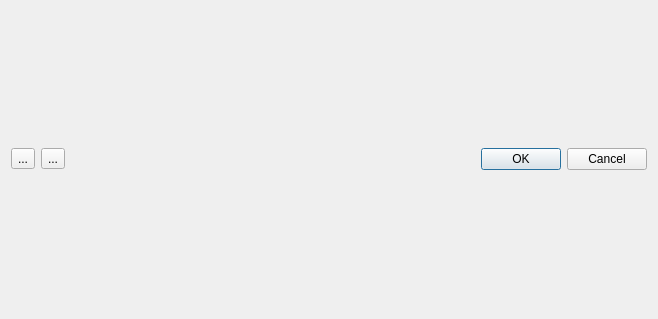
Above: caqtus/gui/condetrol/device_configuration_editors/device_configurations_dialog.ui from light-scattering-iogs/caqtus before the change. Below: the same form after it.
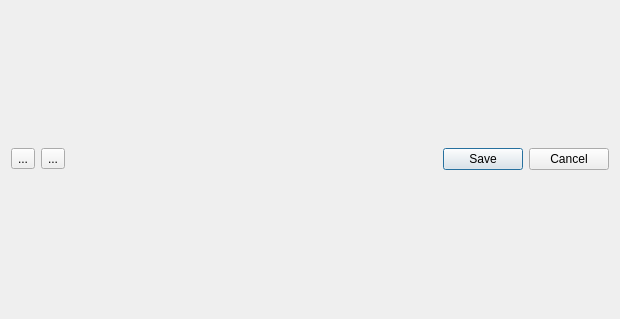
That is the form after the change.

Commit message: Implement possibility to add device in DeviceConfigurationsDialog

Diff of the .ui file:
```diff
--- a/caqtus/gui/condetrol/device_configuration_editors/device_configurations_dialog.ui
+++ b/caqtus/gui/condetrol/device_configuration_editors/device_configurations_dialog.ui
@@ -6,7 +6,7 @@
    <rect>
     <x>0</x>
     <y>0</y>
-    <width>658</width>
+    <width>620</width>
     <height>319</height>
    </rect>
   </property>
@@ -39,7 +39,7 @@
         <enum>Qt::Horizontal</enum>
        </property>
        <property name="standardButtons">
-        <set>QDialogButtonBox::Cancel|QDialogButtonBox::Ok</set>
+        <set>QDialogButtonBox::Cancel|QDialogButtonBox::Save</set>
        </property>
       </widget>
      </item>
```
The commit also changes 4 other files.
